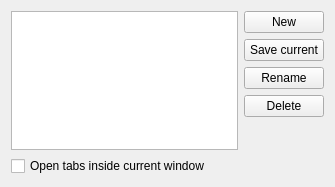
First picture: the form in konqueror/src/konqsessiondlg_base.ui, repository KDE/konqueror, before the edit.
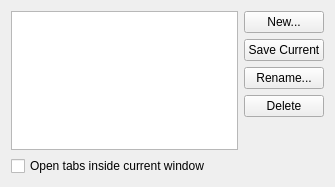
Second picture: the form after the edit.

What changed in the file:
```diff
--- a/konqueror/src/konqsessiondlg_base.ui
+++ b/konqueror/src/konqsessiondlg_base.ui
@@ -22,21 +22,21 @@
          <item>
           <widget class="QPushButton" name="m_pNewButton" >
            <property name="text" >
-            <string comment="@action:button New session">New</string>
+            <string comment="@action:button New session">New...</string>
            </property>
           </widget>
          </item>
          <item>
           <widget class="QPushButton" name="m_pSaveCurrentButton" >
            <property name="text" >
-            <string comment="@action:button Save current session">Save current</string>
+            <string comment="@action:button Save current session">Save Current</string>
            </property>
           </widget>
          </item>
          <item>
           <widget class="QPushButton" name="m_pRenameButton" >
            <property name="text" >
-            <string comment="@action:button Rename session">Rename</string>
+            <string comment="@action:button Rename session">Rename...</string>
            </property>
           </widget>
          </item>
```
